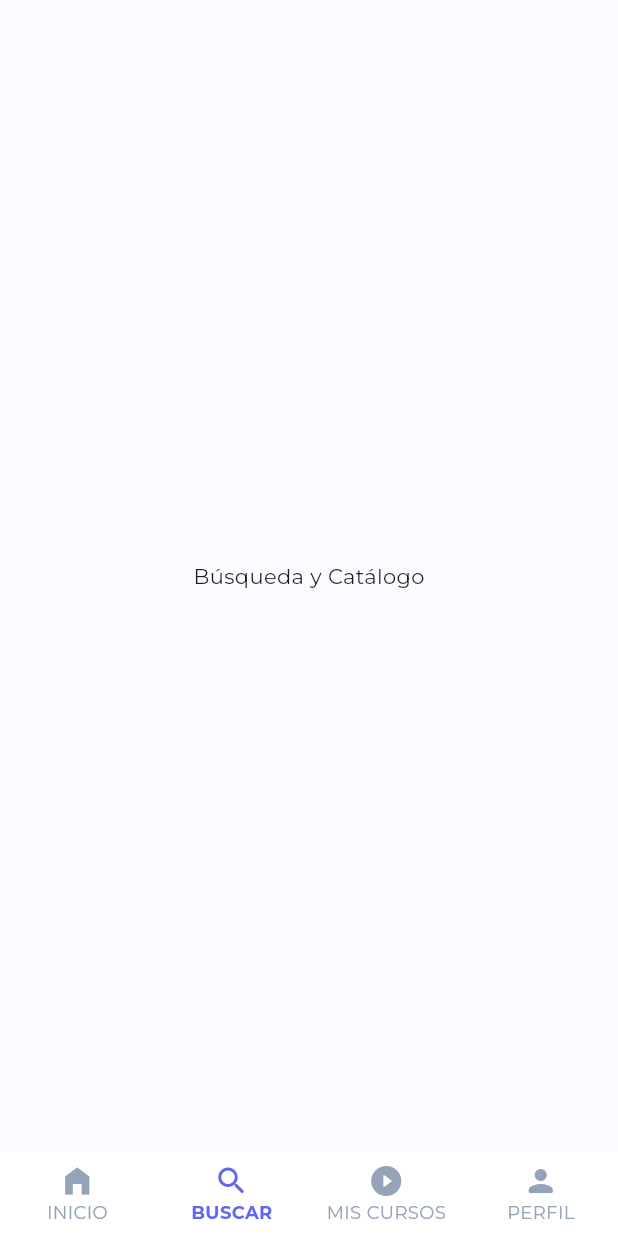
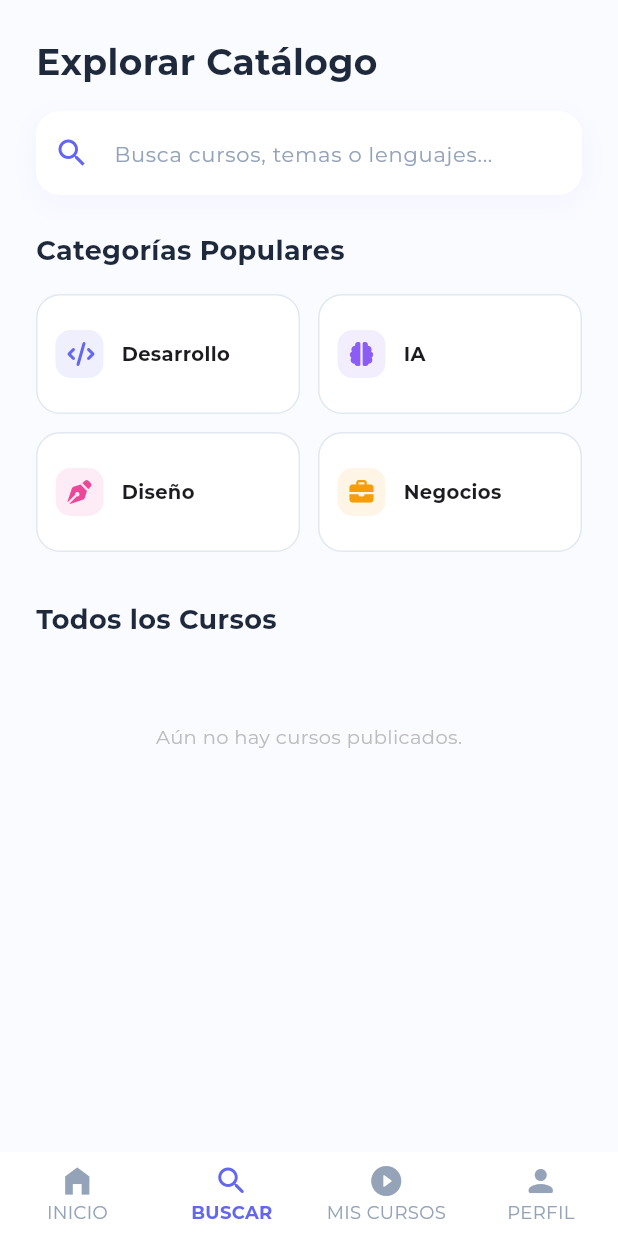
Before and after one commit to xkelvin0/Aura-Academy, a Flutter app: the screen it shows once a user with an empty profile is signed in, item 2 of the bottom bar chosen, on a phone screen of 412 x 824 dp. Run offline on Flutter 3.47's test engine with Material 3 defaults, Android fonts, the light colour scheme and no system bars; our stand-ins replace font_awesome_flutter, google_fonts, image_picker, supabase_flutter; accounts and stored records are empty.

Commit message:
Solución de reactividad en búsqueda y habilitación de catálogo visual

```diff
--- a/lib/screens/dashboard_screen.dart
+++ b/lib/screens/dashboard_screen.dart
@@ -5,6 +5,7 @@ import 'package:font_awesome_flutter/font_awesome_flutter.dart';
 import 'profile_screen.dart';
 import 'category_selection_screen.dart';
 import 'course_detail_screen.dart';
+import 'search_screen.dart';
 
 class DashboardScreen extends StatefulWidget {
   const DashboardScreen({super.key});
@@ -158,7 +159,7 @@ class _DashboardScreenState extends State<DashboardScreen> {
 
     final List<Widget> pages = [
       _buildHomeContent(),
-      const Center(child: Text("Búsqueda y Catálogo")),
+      const SearchScreen(),
       const Center(child: Text("Mis Aprendizajes")),
       const ProfileScreen(),
     ];
--- /dev/null
+++ b/lib/screens/search_screen.dart
@@ -0,0 +1,380 @@
+import 'package:flutter/material.dart';
+import 'package:google_fonts/google_fonts.dart';
+import 'package:supabase_flutter/supabase_flutter.dart';
+import 'package:font_awesome_flutter/font_awesome_flutter.dart';
+import 'course_detail_screen.dart';
+import 'dart:async';
+
+class SearchScreen extends StatefulWidget {
+  const SearchScreen({super.key});
+
+  @override
+  State<SearchScreen> createState() => _SearchScreenState();
+}
+
+class _SearchScreenState extends State<SearchScreen> {
+  final supabase = Supabase.instance.client;
+  final TextEditingController _searchController = TextEditingController();
+  List<Map<String, dynamic>> _allCourses = [];
+  List<Map<String, dynamic>> _filteredCourses = [];
+  bool _isLoading = true;
+  Timer? _debounce;
+
+  final List<Map<String, dynamic>> _categories = [
+    {'id': 'dev_id', 'nombre': 'Desarrollo', 'icon': FontAwesomeIcons.code, 'color': const Color(0xFF6366F1)},
+    {'id': 'ia_id', 'nombre': 'IA', 'icon': FontAwesomeIcons.brain, 'color': const Color(0xFF8B5CF6)},
+    {'id': 'design_id', 'nombre': 'Diseño', 'icon': FontAwesomeIcons.penNib, 'color': const Color(0xFFEC4899)},
+    {'id': 'biz_id', 'nombre': 'Negocios', 'icon': FontAwesomeIcons.briefcase, 'color': const Color(0xFFF59E0B)},
+  ];
+
+  @override
+  void initState() {
+    super.initState();
+    _loadAllCourses();
+  }
+
+  @override
+  void dispose() {
+    _searchController.dispose();
+    _debounce?.cancel();
+    super.dispose();
+  }
+
+  Future<void> _loadAllCourses() async {
+    try {
+      final res = await supabase
+          .from('cursos')
+          .select('*, perfiles(nombre_completo)')
+          .order('created_at', ascending: false);
+
+      if (mounted) {
+        setState(() {
+          _allCourses = List<Map<String, dynamic>>.from(res);
+          _filteredCourses = _allCourses;
+          _isLoading = false;
+        });
+      }
+    } catch (e) {
+      debugPrint("Error cargando catálogo: $e");
+      if (mounted) setState(() => _isLoading = false);
+    }
+  }
+
+  void _onSearchChanged(String query) {
+    // Forzamos actualización inmediata para mostrar/ocultar categorías o el botón "X"
+    setState(() {});
+
+    if (_debounce?.isActive ?? false) _debounce!.cancel();
+    _debounce = Timer(const Duration(milliseconds: 500), () {
+      _performSearch(query.trim());
+    });
+  }
+
+  Future<void> _performSearch(String query) async {
+    if (query.isEmpty) {
+      setState(() => _filteredCourses = _allCourses);
+      return;
+    }
+
+    setState(() => _isLoading = true);
+
+    try {
+      final res = await supabase
+          .from('cursos')
+          .select('*, perfiles(nombre_completo)')
+          .ilike('titulo', '%$query%');
+
+      if (mounted) {
+        setState(() {
+          _filteredCourses = List<Map<String, dynamic>>.from(res);
+          _isLoading = false;
+        });
+      }
+    } catch (e) {
+      debugPrint("Error buscando: $e");
+      if (mounted) setState(() => _isLoading = false);
+    }
+  }
+
+  @override
+  Widget build(BuildContext context) {
+    return Scaffold(
+      backgroundColor: const Color(0xFFFAFBFF),
+      body: SafeArea(
+        child: Column(
+          children: [
+            _buildSearchHeader(),
+            Expanded(
+              child: _isLoading
+                ? const Center(child: CircularProgressIndicator())
+                : _buildContent(),
+            ),
+          ],
+        ),
+      ),
+    );
+  }
+
+  Widget _buildSearchHeader() {
+    return Container(
+      padding: const EdgeInsets.all(24),
+      child: Column(
+        crossAxisAlignment: CrossAxisAlignment.start,
+        children: [
+          Text(
+            "Explorar Catálogo",
+            style: GoogleFonts.montserrat(
+              fontSize: 24,
+              fontWeight: FontWeight.bold,
+              color: const Color(0xFF1E293B),
+            ),
+          ),
+          const SizedBox(height: 16),
+          Container(
+            decoration: BoxDecoration(
+              color: Colors.white,
+              borderRadius: BorderRadius.circular(16),
+              boxShadow: [
+                BoxShadow(
+                  color: const Color(0xFF6366F1).withOpacity(0.05),
+                  blurRadius: 15,
+                  offset: const Offset(0, 5),
+                ),
+              ],
+            ),
+            child: TextField(
+              controller: _searchController,
+              onChanged: _onSearchChanged,
+              decoration: InputDecoration(
+                hintText: "Busca cursos, temas o lenguajes...",
+                hintStyle: const TextStyle(color: Color(0xFF94A3B8), fontSize: 14),
+                prefixIcon: const Icon(Icons.search, color: Color(0xFF6366F1)),
+                border: InputBorder.none,
+                contentPadding: const EdgeInsets.symmetric(horizontal: 16, vertical: 16),
+                suffixIcon: _searchController.text.isNotEmpty
+                  ? IconButton(
+                      icon: const Icon(Icons.clear, size: 18),
+                      onPressed: () {
+                        _searchController.clear();
+                        _onSearchChanged("");
+                      },
+                    )
+                  : null,
+              ),
+            ),
+          ),
+        ],
+      ),
+    );
+  }
+
+  Widget _buildContent() {
+    final String query = _searchController.text.trim();
+
+    if (query.isEmpty) {
+      return ListView(
+        padding: const EdgeInsets.symmetric(horizontal: 24),
+        children: [
+          _buildCategoryGrid(),
+          const SizedBox(height: 32),
+          Text(
+            "Todos los Cursos",
+            style: GoogleFonts.montserrat(fontSize: 18, fontWeight: FontWeight.bold, color: const Color(0xFF1E293B)),
+          ),
+          const SizedBox(height: 16),
+          if (_allCourses.isEmpty)
+            Padding(
+              padding: const EdgeInsets.symmetric(vertical: 40),
+              child: Center(
+                child: Text(
+                  "Aún no hay cursos publicados.",
+                  style: TextStyle(color: Colors.grey[400], fontSize: 13),
+                ),
+              ),
+            )
+          else
+            ..._allCourses.map((c) => _buildWideCourseCard(c)).toList(),
+          const SizedBox(height: 24),
+        ],
+      );
+    }
+
+    if (_filteredCourses.isEmpty) {
+      return Center(
+        child: Column(
+          mainAxisAlignment: MainAxisAlignment.center,
+          children: [
+            Icon(Icons.search_off_rounded, size: 80, color: Colors.grey[300]),
+            const SizedBox(height: 16),
+            Text(
+              "No encontramos resultados para '$query'",
+              style: GoogleFonts.montserrat(fontWeight: FontWeight.bold, color: Colors.grey[600]),
+            ),
+            const SizedBox(height: 12),
+            TextButton(
+              onPressed: () {
+                _searchController.clear();
+                _onSearchChanged("");
+              },
+              child: const Text("Limpiar Búsqueda", style: TextStyle(color: Color(0xFF6366F1))),
+            ),
+          ],
+        ),
+      );
+    }
+
+    return ListView(
+      padding: const EdgeInsets.symmetric(horizontal: 24),
+      children: [
+        const SizedBox(height: 8),
+        ..._filteredCourses.map((c) => _buildWideCourseCard(c)).toList(),
+        const SizedBox(height: 24),
+      ],
+    );
+  }
+
+  Widget _buildCategoryGrid() {
+    return Column(
+      crossAxisAlignment: CrossAxisAlignment.start,
+      children: [
+        Text(
+          "Categorías Populares",
+          style: GoogleFonts.montserrat(fontSize: 18, fontWeight: FontWeight.bold, color: const Color(0xFF1E293B)),
+        ),
+        const SizedBox(height: 16),
+        GridView.builder(
+          shrinkWrap: true,
+          physics: const NeverScrollableScrollPhysics(),
+          gridDelegate: const SliverGridDelegateWithFixedCrossAxisCount(
+            crossAxisCount: 2,
+            crossAxisSpacing: 12,
+            mainAxisSpacing: 12,
+            childAspectRatio: 2.2,
+          ),
+          itemCount: _categories.length,
+          itemBuilder: (context, index) {
+            final cat = _categories[index];
+            return Container(
+              decoration: BoxDecoration(
+                color: Colors.white,
+                borderRadius: BorderRadius.circular(16),
+                border: Border.all(color: const Color(0xFFE2E8F0)),
+              ),
+              child: InkWell(
+                onTap: () {
+                  _searchController.text = cat['nombre'];
+                  _performSearch(cat['nombre']);
+                },
+                borderRadius: BorderRadius.circular(16),
+                child: Padding(
+                  padding: const EdgeInsets.all(12),
+                  child: Row(
+                    children: [
+                      Container(
+                        padding: const EdgeInsets.all(8),
+                        decoration: BoxDecoration(
+                          color: cat['color'].withOpacity(0.1),
+                          borderRadius: BorderRadius.circular(10),
+                        ),
+                        child: Icon(cat['icon'], size: 16, color: cat['color']),
+                      ),
+                      const SizedBox(width: 12),
+                      Text(
+                        cat['nombre'],
+                        style: const TextStyle(fontWeight: FontWeight.bold, fontSize: 13),
+                      ),
+                    ],
+                  ),
+                ),
+              ),
+            );
+          },
+        ),
+      ],
+    );
+  }
+
+  Widget _buildWideCourseCard(Map<String, dynamic> c) {
+    final profesorNombre = c['perfiles']?['nombre_completo'] ?? "Instructor";
+
+    return Container(
+      margin: const EdgeInsets.only(bottom: 16),
+      decoration: BoxDecoration(
+        color: Colors.white,
+        borderRadius: BorderRadius.circular(20),
+        boxShadow: [
+          BoxShadow(
+            color: Colors.black.withOpacity(0.03),
+            blurRadius: 10,
+            offset: const Offset(0, 4),
+          ),
+        ],
+      ),
+      child: InkWell(
+        onTap: () {
+          Navigator.push(
+            context,
+            MaterialPageRoute(
+              builder: (context) => CourseDetailScreen(courseId: c['id']),
+            ),
+          );
+        },
+        borderRadius: BorderRadius.circular(20),
+        child: Padding(
+          padding: const EdgeInsets.all(12),
+          child: Row(
+            children: [
+              ClipRRect(
+                borderRadius: BorderRadius.circular(16),
+                child: Image.network(
+                  c['thumbnail_url'] ?? 'https://images.unsplash.com/photo-1498050108023-c5249f4df085?auto=format&fit=crop&q=80&w=200',
+                  width: 100,
+                  height: 100,
+                  fit: BoxFit.cover,
+                  errorBuilder: (_, __, ___) => Container(width: 100, height: 100, color: Colors.grey[100], child: const Icon(Icons.image_not_supported)),
+                ),
+              ),
+              const SizedBox(width: 16),
+              Expanded(
+                child: Column(
+                  crossAxisAlignment: CrossAxisAlignment.start,
+                  children: [
+                    if (c['en_oferta'] == true)
+                      Container(
+                        padding: const EdgeInsets.symmetric(horizontal: 6, vertical: 2),
+                        decoration: BoxDecoration(
+                          color: const Color(0xFFEF4444).withOpacity(0.1),
+                          borderRadius: BorderRadius.circular(4),
+                        ),
+                        child: const Text("OFERTA", style: TextStyle(color: Color(0xFFEF4444), fontWeight: FontWeight.bold, fontSize: 9)),
+                      ),
+                    const SizedBox(height: 4),
+                    Text(
+                      c['titulo'] ?? "Sin Título",
+                      style: const TextStyle(fontWeight: FontWeight.bold, fontSize: 14),
+                      maxLines: 2,
+                      overflow: TextOverflow.ellipsis,
+                    ),
+                    const SizedBox(height: 4),
+                    Text(profesorNombre, style: const TextStyle(fontSize: 11, color: Colors.grey)),
+                    const SizedBox(height: 8),
+                    Row(
+                      children: [
+                        Text("S/ ${c['precio']}", style: const TextStyle(fontWeight: FontWeight.bold, color: Color(0xFF6366F1))),
+                        if (c['en_oferta'] == true) ...[
+                          const SizedBox(width: 8),
+                          Text("S/ ${c['precio_original']}", style: const TextStyle(fontSize: 10, color: Colors.grey, decoration: TextDecoration.lineThrough)),
+                        ],
+                      ],
+                    ),
+                  ],
+                ),
+              ),
+              const Icon(Icons.chevron_right, color: Color(0xFFCBD5E1)),
+            ],
+          ),
+        ),
+      ),
+    );
+  }
+}
```
Also changed, not shown: pubspec.yaml (+8 -0 lines), assets/icon/app_icon.png (added), pubspec.lock, 30 other files.
